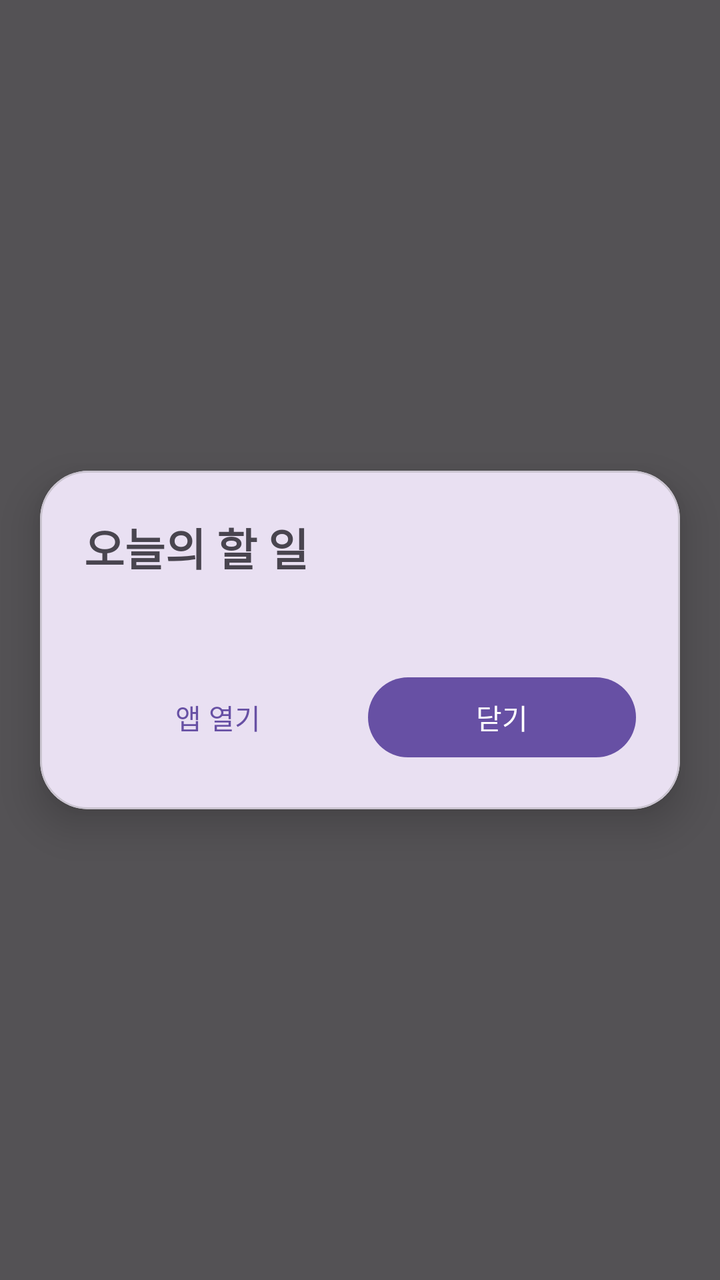
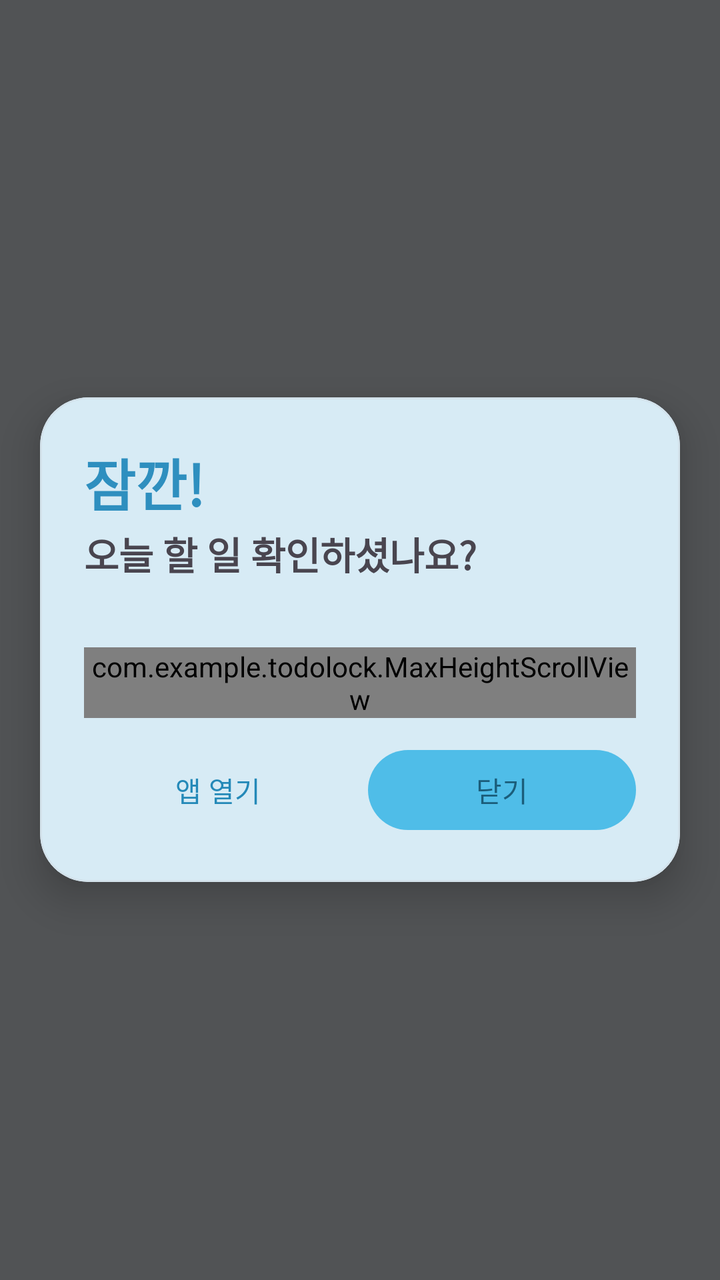

Screens rendered from an Android XML layout before and after an edit, with the pre-edit source and the edit as a unified diff.
<!-- AndroidManifest.xml: application theme Theme.TodoLock -->
<!-- res/layout/activity_popup.xml -->
<?xml version="1.0" encoding="utf-8"?>
<FrameLayout xmlns:android="http://schemas.android.com/apk/res/android"
    xmlns:app="http://schemas.android.com/apk/res-auto"
    android:layout_width="match_parent"
    android:layout_height="match_parent">

    <View
        android:id="@+id/scrim"
        android:layout_width="match_parent"
        android:layout_height="match_parent"
        android:background="#AA000000" />

    <com.google.android.material.card.MaterialCardView
        android:layout_width="match_parent"
        android:layout_height="wrap_content"
        android:layout_gravity="center"
        android:layout_marginStart="20dp"
        android:layout_marginEnd="20dp"
        android:layout_marginTop="48dp"
        android:layout_marginBottom="48dp"
        app:cardCornerRadius="24dp"
        app:cardElevation="12dp">

        <LinearLayout
            android:layout_width="match_parent"
            android:layout_height="wrap_content"
            android:orientation="vertical"
            android:padding="22dp">

            <TextView
                android:layout_width="match_parent"
                android:layout_height="wrap_content"
                android:text="오늘의 할 일"
                android:textSize="22sp"
                android:textStyle="bold" />

            <TextView
                android:id="@+id/tvCount"
                android:layout_width="match_parent"
                android:layout_height="wrap_content"
                android:layout_marginTop="2dp"
                android:textSize="14sp"
                android:alpha="0.6" />

            <ScrollView
                android:layout_width="match_parent"
                android:layout_height="wrap_content"
                android:layout_marginTop="12dp">

                <LinearLayout
                    android:id="@+id/container"
                    android:layout_width="match_parent"
                    android:layout_height="wrap_content"
                    android:orientation="vertical" />
            </ScrollView>

            <LinearLayout
                android:layout_width="match_parent"
                android:layout_height="wrap_content"
                android:orientation="horizontal"
                android:layout_marginTop="12dp">

                <com.google.android.material.button.MaterialButton
                    android:id="@+id/btnOpenApp"
                    style="@style/Widget.Material3.Button.TextButton"
                    android:layout_width="0dp"
                    android:layout_height="wrap_content"
                    android:layout_weight="1"
                    android:text="앱 열기" />

                <com.google.android.material.button.MaterialButton
                    android:id="@+id/btnClose"
                    android:layout_width="0dp"
                    android:layout_height="wrap_content"
                    android:layout_weight="1"
                    android:layout_marginStart="8dp"
                    android:text="닫기" />
            </LinearLayout>
        </LinearLayout>
    </com.google.android.material.card.MaterialCardView>
</FrameLayout>
<!-- resources referenced by this layout -->
<resources>
  <style name="Theme.TodoLock" parent="Theme.Material3.DayNight.NoActionBar" />
</resources>

<!-- the commit's change to res/layout/activity_popup.xml (unified diff, before → after) -->
@@ -30,8 +30,17 @@
             <TextView
                 android:layout_width="match_parent"
                 android:layout_height="wrap_content"
-                android:text="오늘의 할 일"
-                android:textSize="22sp"
+                android:text="잠깐!"
+                android:textSize="28sp"
+                android:textStyle="bold"
+                android:textColor="@color/sky_heading" />
+
+            <TextView
+                android:layout_width="match_parent"
+                android:layout_height="wrap_content"
+                android:layout_marginTop="1dp"
+                android:text="오늘 할 일 확인하셨나요?"
+                android:textSize="19sp"
                 android:textStyle="bold" />
 
             <TextView
@@ -42,17 +51,20 @@
                 android:textSize="14sp"
                 android:alpha="0.6" />
 
-            <ScrollView
+            
+            <com.example.todolock.MaxHeightScrollView
                 android:layout_width="match_parent"
                 android:layout_height="wrap_content"
-                android:layout_marginTop="12dp">
+                android:layout_marginTop="12dp"
+                android:scrollbars="vertical"
+                android:fadeScrollbars="false">
 
                 <LinearLayout
                     android:id="@+id/container"
                     android:layout_width="match_parent"
                     android:layout_height="wrap_content"
                     android:orientation="vertical" />
-            </ScrollView>
+            </com.example.todolock.MaxHeightScrollView>
 
             <LinearLayout
                 android:layout_width="match_parent"
@@ -70,6 +82,7 @@
 
                 <com.google.android.material.button.MaterialButton
                     android:id="@+id/btnClose"
+                    style="@style/Widget.TodoLock.Button.Sky"
                     android:layout_width="0dp"
                     android:layout_height="wrap_content"
                     android:layout_weight="1"
<!-- resource entries referenced after the edit -->
@@ -1,5 +1,93 @@
 <!-- resources referenced by this layout -->
 <resources>
-  <style name="Theme.TodoLock" parent="Theme.Material3.DayNight.NoActionBar" />
+  <color name="sky_heading">#2E8FBF</color>
+  <style name="Widget.TodoLock.Button.Sky" parent="Widget.Material3.Button">
+          <item name="backgroundTint">@color/sky_bright</item>
+          <item name="android:textColor">@color/on_sky_bright</item>
+          <item name="iconTint">@color/on_sky_bright</item>
+          <item name="rippleColor">@color/on_sky_bright</item>
+      </style>
+  <style name="Theme.TodoLock" parent="Theme.Material3.DayNight.NoActionBar">
+          <item name="colorPrimary">@color/md_primary</item>
+          <item name="colorOnPrimary">@color/md_on_primary</item>
+          <item name="colorPrimaryContainer">@color/md_primary_container</item>
+          <item name="colorOnPrimaryContainer">@color/md_on_primary_container</item>
+  
+          <item name="colorSecondary">@color/md_secondary</item>
+          <item name="colorOnSecondary">@color/md_on_secondary</item>
+          <item name="colorSecondaryContainer">@color/md_secondary_container</item>
+          <item name="colorOnSecondaryContainer">@color/md_on_secondary_container</item>
+  
+          <item name="colorTertiary">@color/md_tertiary</item>
+          <item name="colorOnTertiary">@color/md_on_tertiary</item>
+          <item name="colorTertiaryContainer">@color/md_tertiary_container</item>
+          <item name="colorOnTertiaryContainer">@color/md_on_tertiary_container</item>
+  
+          <item name="colorError">@color/md_error</item>
+          <item name="colorOnError">@color/md_on_error</item>
+          <item name="colorErrorContainer">@color/md_error_container</item>
+          <item name="colorOnErrorContainer">@color/md_on_error_container</item>
+  
+          <item name="android:colorBackground">@color/md_background</item>
+          <item name="colorOnBackground">@color/md_on_background</item>
+          <item name="colorSurface">@color/md_surface</item>
+          <item name="colorOnSurface">@color/md_on_surface</item>
+          <item name="colorSurfaceVariant">@color/md_surface_variant</item>
+          <item name="colorOnSurfaceVariant">@color/md_on_surface_variant</item>
+          <item name="colorOutline">@color/md_outline</item>
+          <item name="colorOutlineVariant">@color/md_outline_variant</item>
+          <item name="colorSurfaceInverse">@color/md_inverse_surface</item>
+          <item name="colorOnSurfaceInverse">@color/md_inverse_on_surface</item>
+          <item name="colorPrimaryInverse">@color/md_inverse_primary</item>
+  
+          <item name="colorSurfaceDim">@color/md_surface_dim</item>
+          <item name="colorSurfaceBright">@color/md_surface_bright</item>
+          <item name="colorSurfaceContainerLowest">@color/md_surface_container_lowest</item>
+          <item name="colorSurfaceContainerLow">@color/md_surface_container_low</item>
+          <item name="colorSurfaceContainer">@color/md_surface_container</item>
+          <item name="colorSurfaceContainerHigh">@color/md_surface_container_high</item>
+          <item name="colorSurfaceContainerHighest">@color/md_surface_container_highest</item>
+  
+          
+          <item name="android:statusBarColor">@color/sky_bright</item>
+          <item name="android:windowLightStatusBar">true</item>
+          <item name="android:navigationBarColor">@color/md_surface</item>
+      </style>
+  <color name="sky_bright">#4FBDE8</color>
+  <color name="on_sky_bright">#1B5D7A</color>
+  <color name="md_primary">#2489B8</color>
+  <color name="md_on_primary">#FFFFFF</color>
+  <color name="md_primary_container">#DCF2FE</color>
+  <color name="md_on_primary_container">#1B5673</color>
+  <color name="md_secondary">#4E616D</color>
+  <color name="md_on_secondary">#FFFFFF</color>
+  <color name="md_secondary_container">#D1E5F4</color>
+  <color name="md_on_secondary_container">#0A1E28</color>
+  <color name="md_tertiary">#5F5B7D</color>
+  <color name="md_on_tertiary">#FFFFFF</color>
+  <color name="md_tertiary_container">#E5DEFF</color>
+  <color name="md_on_tertiary_container">#1B1736</color>
+  <color name="md_error">#BA1A1A</color>
+  <color name="md_on_error">#FFFFFF</color>
+  <color name="md_error_container">#FFDAD6</color>
+  <color name="md_on_error_container">#410002</color>
+  <color name="md_background">#F4FBFF</color>
+  <color name="md_on_background">#2C3A42</color>
+  <color name="md_surface">#F4FBFF</color>
+  <color name="md_on_surface">#2C3A42</color>
+  <color name="md_surface_variant">#E3EEF5</color>
+  <color name="md_on_surface_variant">#5A6B75</color>
+  <color name="md_outline">#9BB0BC</color>
+  <color name="md_outline_variant">#D3E2EB</color>
+  <color name="md_inverse_surface">#2E3133</color>
+  <color name="md_inverse_on_surface">#EFF1F3</color>
+  <color name="md_inverse_primary">#83CFFF</color>
+  <color name="md_surface_dim">#DDEBF4</color>
+  <color name="md_surface_bright">#FBFDFF</color>
+  <color name="md_surface_container_lowest">#FFFFFF</color>
+  <color name="md_surface_container_low">#F9FCFF</color>
+  <color name="md_surface_container">#EFF8FE</color>
+  <color name="md_surface_container_high">#E7F4FD</color>
+  <color name="md_surface_container_highest">#DEEFFB</color>
 </resources>
 
